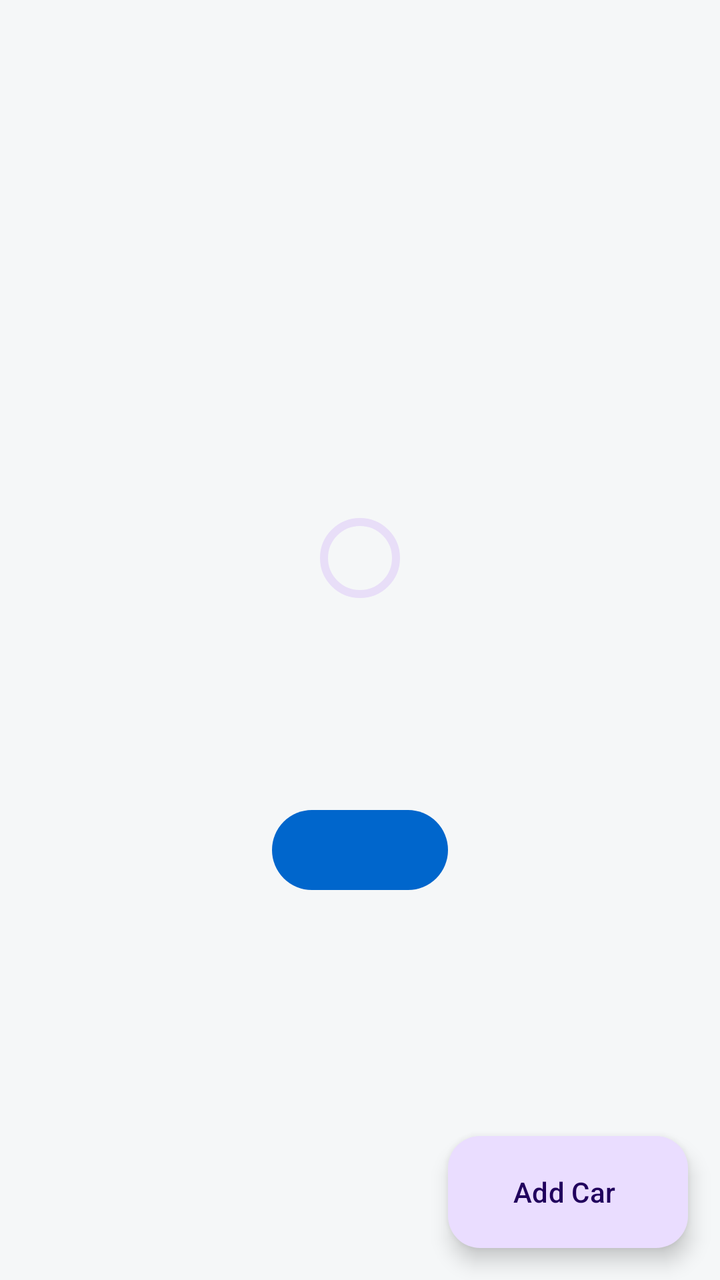
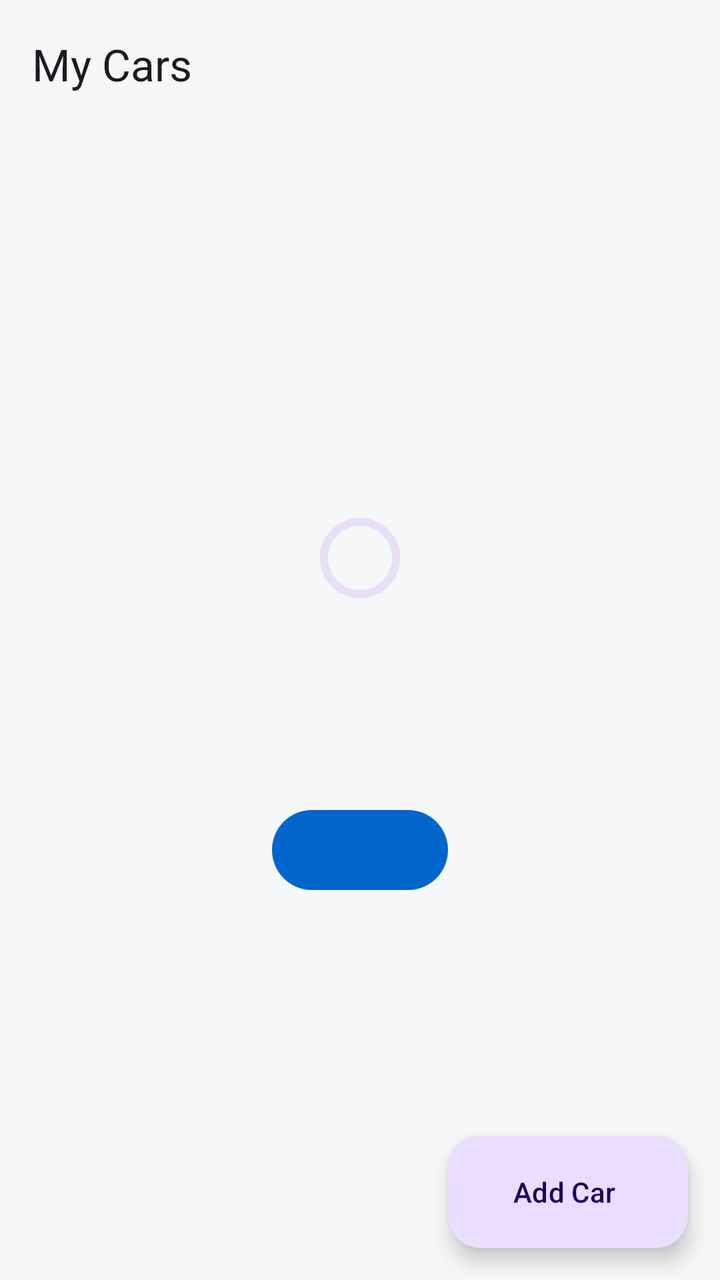

An Android layout rendered at two revisions. The XML below is the earlier revision; the diff shows what the commit changed to produce the second picture.
<!-- AndroidManifest.xml: application theme Theme.Corsa -->
<!-- res/layout/fragment_vehicle_list.xml -->
<?xml version="1.0" encoding="utf-8"?>
<androidx.constraintlayout.widget.ConstraintLayout xmlns:android="http://schemas.android.com/apk/res/android" xmlns:app="http://schemas.android.com/apk/res-auto"
    android:layout_width="match_parent" android:layout_height="match_parent">
    <com.google.android.material.appbar.MaterialToolbar android:id="@+id/toolbar" android:layout_width="0dp" android:layout_height="wrap_content" android:title="@string/vehicles_title" app:layout_constraintEnd_toEndOf="parent" app:layout_constraintStart_toStartOf="parent" app:layout_constraintTop_toTopOf="parent" />
    <androidx.recyclerview.widget.RecyclerView android:id="@+id/vehicleList" android:layout_width="0dp" android:layout_height="0dp" android:clipToPadding="false" android:paddingVertical="8dp" app:layoutManager="androidx.recyclerview.widget.LinearLayoutManager" app:layout_constraintBottom_toBottomOf="parent" app:layout_constraintEnd_toEndOf="parent" app:layout_constraintStart_toStartOf="parent" app:layout_constraintTop_toBottomOf="@id/toolbar" />
    <LinearLayout android:id="@+id/statusPanel" android:layout_width="0dp" android:layout_height="wrap_content" android:gravity="center" android:orientation="vertical" android:padding="24dp" app:layout_constraintBottom_toBottomOf="parent" app:layout_constraintEnd_toEndOf="parent" app:layout_constraintStart_toStartOf="parent" app:layout_constraintTop_toBottomOf="@id/toolbar">
        <com.google.android.material.progressindicator.CircularProgressIndicator android:id="@+id/progress" android:layout_width="wrap_content" android:layout_height="wrap_content" />
        <TextView android:id="@+id/statusTitle" android:layout_width="wrap_content" android:layout_height="wrap_content" android:layout_marginTop="16dp" android:gravity="center" android:textAppearance="?attr/textAppearanceHeadlineSmall" />
        <TextView android:id="@+id/statusMessage" android:layout_width="wrap_content" android:layout_height="wrap_content" android:layout_marginTop="8dp" android:gravity="center" android:textAppearance="?attr/textAppearanceBodyLarge" />
        <com.google.android.material.button.MaterialButton android:id="@+id/statusAction" android:layout_width="wrap_content" android:layout_height="wrap_content" android:layout_marginTop="20dp" android:minHeight="48dp" />
    </LinearLayout>
    <com.google.android.material.floatingactionbutton.ExtendedFloatingActionButton android:id="@+id/addVehicle" android:layout_width="wrap_content" android:layout_height="wrap_content" android:layout_margin="16dp" android:text="@string/add_vehicle" app:layout_constraintBottom_toBottomOf="parent" app:layout_constraintEnd_toEndOf="parent" />
</androidx.constraintlayout.widget.ConstraintLayout>
<!-- resources referenced by this layout -->
<resources>
  <string name="add_vehicle">Add Car</string>
  <string name="vehicles_title">My Cars</string>
  <style name="Theme.Corsa" parent="Base.Theme.Corsa" />
  <style name="Base.Theme.Corsa" parent="Theme.Material3.DayNight.NoActionBar">
          <item name="android:windowBackground">@color/corsa_background</item>
          <item name="android:colorBackground">@color/corsa_background</item>
          <item name="colorSurface">@color/corsa_surface</item>
          <item name="colorOnSurface">@color/corsa_primary_content</item>
          <item name="colorOnSurfaceVariant">@color/corsa_secondary_content</item>
          <item name="colorPrimary">@color/corsa_accent</item>
          <item name="colorOnPrimary">@color/corsa_on_accent</item>
          <item name="colorError">@color/corsa_error</item>
      </style>
  <color name="corsa_background">#F5F7F8</color>
  <color name="corsa_surface">#FFFFFF</color>
  <color name="corsa_primary_content">#16181C</color>
  <color name="corsa_secondary_content">#515A64</color>
  <color name="corsa_accent">#0066CC</color>
  <color name="corsa_on_accent">#FFFFFF</color>
  <color name="corsa_error">#A32124</color>
</resources>

<!-- the commit's change to res/layout/fragment_vehicle_list.xml (unified diff, before → after) -->
@@ -1,7 +1,7 @@
 <?xml version="1.0" encoding="utf-8"?>
 <androidx.constraintlayout.widget.ConstraintLayout xmlns:android="http://schemas.android.com/apk/res/android" xmlns:app="http://schemas.android.com/apk/res-auto"
     android:layout_width="match_parent" android:layout_height="match_parent">
-    <com.google.android.material.appbar.MaterialToolbar android:id="@+id/toolbar" android:layout_width="0dp" android:layout_height="wrap_content" android:title="@string/vehicles_title" app:layout_constraintEnd_toEndOf="parent" app:layout_constraintStart_toStartOf="parent" app:layout_constraintTop_toTopOf="parent" />
+    <com.google.android.material.appbar.MaterialToolbar android:id="@+id/toolbar" android:layout_width="0dp" android:layout_height="wrap_content" app:title="@string/vehicles_title" app:layout_constraintEnd_toEndOf="parent" app:layout_constraintStart_toStartOf="parent" app:layout_constraintTop_toTopOf="parent" />
     <androidx.recyclerview.widget.RecyclerView android:id="@+id/vehicleList" android:layout_width="0dp" android:layout_height="0dp" android:clipToPadding="false" android:paddingVertical="8dp" app:layoutManager="androidx.recyclerview.widget.LinearLayoutManager" app:layout_constraintBottom_toBottomOf="parent" app:layout_constraintEnd_toEndOf="parent" app:layout_constraintStart_toStartOf="parent" app:layout_constraintTop_toBottomOf="@id/toolbar" />
     <LinearLayout android:id="@+id/statusPanel" android:layout_width="0dp" android:layout_height="wrap_content" android:gravity="center" android:orientation="vertical" android:padding="24dp" app:layout_constraintBottom_toBottomOf="parent" app:layout_constraintEnd_toEndOf="parent" app:layout_constraintStart_toStartOf="parent" app:layout_constraintTop_toBottomOf="@id/toolbar">
         <com.google.android.material.progressindicator.CircularProgressIndicator android:id="@+id/progress" android:layout_width="wrap_content" android:layout_height="wrap_content" />
